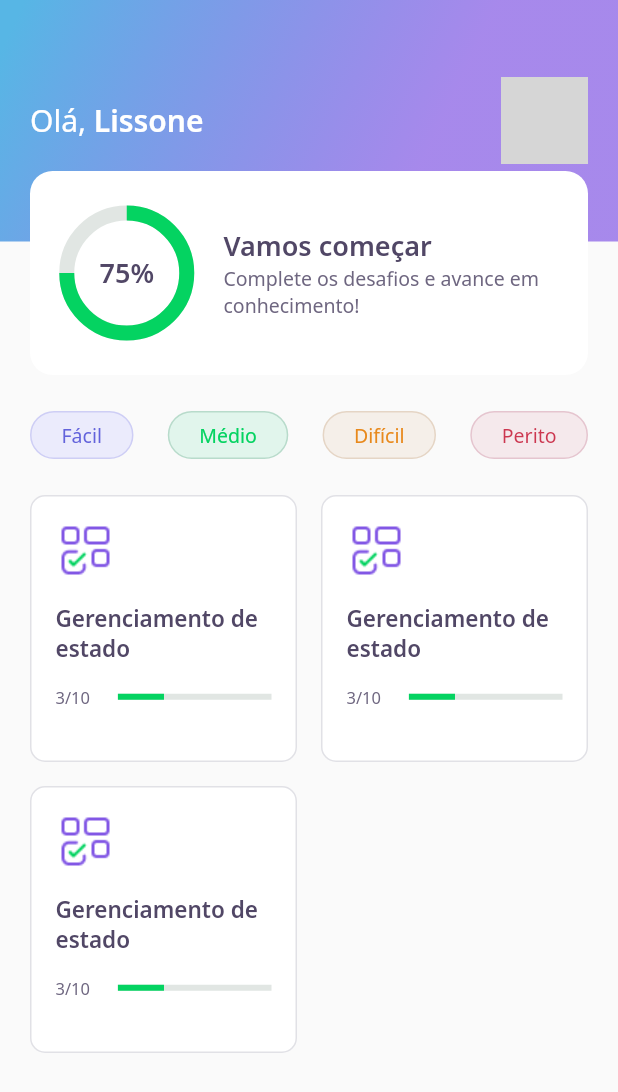
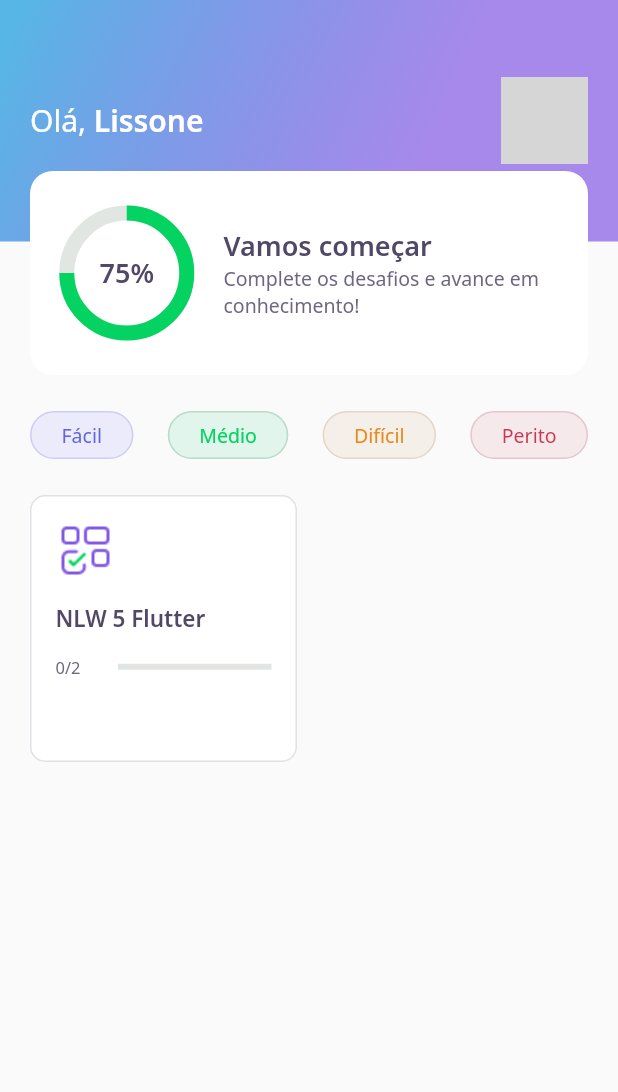
Before and after one commit to Lissone/devquiz, a Flutter app: the HomePage screen opened directly, on a phone screen of 412 x 824 dp. Shown: the top 1092 px of the screen. Run offline on Flutter 3.47's test engine with Material 2 defaults, Android fonts, the phone set to English and light mode, and no system bars; our stand-ins replace google_fonts; accounts and stored records are empty; network calls fail; grey boxes are pictures that could not be loaded.

Commit message:
models and controllers

```diff
--- a/lib/core/app_widget.dart
+++ b/lib/core/app_widget.dart
@@ -8,7 +8,7 @@ class AppWidget extends StatelessWidget {
   Widget build(BuildContext context) {
     return MaterialApp(
       title: "DevQuiz",
-      home: ChallengePage(),
+      home: HomePage(),
     );
   }
 }
--- /dev/null
+++ b/lib/home/home_controller.dart
@@ -0,0 +1,43 @@
+import 'package:DevQuiz/core/app_images.dart';
+import 'package:DevQuiz/home/widgets/home_state.dart';
+import 'package:DevQuiz/shared/models/awnser_model.dart';
+import 'package:DevQuiz/shared/models/question_model.dart';
+import 'package:DevQuiz/shared/models/quiz_model.dart';
+import 'package:DevQuiz/shared/models/user.model.dart';
+
+class HomeController {
+  HomeState state = HomeState.empty;
+
+  UserModel? user;
+  List<QuizModel>? quizzes;
+
+  void getUser() {
+    user = UserModel(
+        name: "Lissone",
+        photoUrl:
+            "https://avatars.githubusercontent.com/u/57052110?s=400&u=3f60caf81f05629983bed45d9eaa3663fd90a390&v=4");
+  }
+
+  void getQuizzes() {
+    quizzes = [
+      QuizModel(
+          title: "NLW 5 Flutter",
+          image: AppImages.blocks,
+          level: Level.facil,
+          questions: [
+            QuestionModel(title: "Está curtindo flutter?", awnsers: [
+              AwnserModel(title: "Estou curtindo"),
+              AwnserModel(title: "Amando Flutter"),
+              AwnserModel(title: "Show de bola"),
+              AwnserModel(title: "Bacana msm", isRight: true),
+            ]),
+            QuestionModel(title: "Está curtindo flutter?", awnsers: [
+              AwnserModel(title: "Estou curtindo"),
+              AwnserModel(title: "Amando Flutter"),
+              AwnserModel(title: "Show de bola"),
+              AwnserModel(title: "Bacana msm", isRight: true),
+            ])
+          ])
+    ];
+  }
+}
--- a/lib/home/home_page.dart
+++ b/lib/home/home_page.dart
@@ -1,3 +1,5 @@
+import 'package:DevQuiz/challenge/widgets/quiz/quiz_widget.dart';
+import 'package:DevQuiz/home/home_controller.dart';
 import 'package:DevQuiz/home/widgets/appbar/app_bar_widget.dart';
 import 'package:DevQuiz/home/widgets/levelButton/level_button_widget.dart';
 import 'package:DevQuiz/home/widgets/quiz_card/quiz_card_widget.dart';
@@ -11,10 +13,19 @@ class HomePage extends StatefulWidget {
 }
 
 class _HomePageState extends State<HomePage> {
+  final homeController = HomeController();
+
+  @override
+  void initState() {
+    super.initState();
+    homeController.getUser();
+    homeController.getQuizzes();
+  }
+
   @override
   Widget build(BuildContext context) {
     return Scaffold(
-      appBar: AppBarWidget(),
+      appBar: AppBarWidget(user: homeController.user!),
       body: Padding(
         padding: const EdgeInsets.symmetric(horizontal: 20),
         child: Column(
@@ -35,11 +46,15 @@ class _HomePageState extends State<HomePage> {
                 crossAxisSpacing: 16,
                 mainAxisSpacing: 16,
                 crossAxisCount: 2,
-                children: [
-                  QuizCardWidget(),
-                  QuizCardWidget(),
-                  QuizCardWidget()
-                ],
+                children: homeController.quizzes!
+                    .map((e) => QuizCardWidget(
+                          title: e.title,
+                          image: e.image,
+                          percent: e.questionAnswered / e.questions.length,
+                          completed:
+                              "${e.questionAnswered}/${e.questions.length}",
+                        ))
+                    .toList(),
               ),
             )
           ],
--- a/lib/home/widgets/appbar/app_bar_widget.dart
+++ b/lib/home/widgets/appbar/app_bar_widget.dart
@@ -2,10 +2,12 @@ import 'package:DevQuiz/core/app_gradients.dart';
 import 'package:DevQuiz/core/app_text_styles.dart';
 import 'package:DevQuiz/home/home_page.dart';
 import 'package:DevQuiz/home/widgets/score_card/score_card_widget.dart';
+import 'package:DevQuiz/shared/models/user.model.dart';
 import 'package:flutter/cupertino.dart';
 
 class AppBarWidget extends PreferredSize {
-  AppBarWidget()
+  final UserModel user;
+  AppBarWidget({required this.user})
       : super(
           preferredSize: Size.fromHeight(250),
           child: Container(
@@ -25,7 +27,7 @@ class AppBarWidget extends PreferredSize {
                             style: AppTextStyles.title,
                             children: [
                               TextSpan(
-                                text: "Lissone",
+                                text: user.name,
                                 style: AppTextStyles.titleBold,
                               ),
                             ])),
@@ -35,8 +37,7 @@ class AppBarWidget extends PreferredSize {
                           decoration: BoxDecoration(
                               borderRadius: BorderRadius.circular(10),
                               image: DecorationImage(
-                                  image: NetworkImage(
-                                      "https://avatars.githubusercontent.com/u/57052110?s=400&u=3f60caf81f05629983bed45d9eaa3663fd90a390&v=4"))),
+                                  image: NetworkImage(user.photoUrl))),
                         )
                       ],
                     ),
--- /dev/null
+++ b/lib/home/widgets/home_state.dart
@@ -0,0 +1,3 @@
+enum HomeState {
+  sucess, loading, error, empty
+}
--- a/lib/home/widgets/quiz_card/quiz_card_widget.dart
+++ b/lib/home/widgets/quiz_card/quiz_card_widget.dart
@@ -5,6 +5,19 @@ import 'package:DevQuiz/shared/widgets/progress_indicator/progress_indicator_wid
 import 'package:flutter/material.dart';
 
 class QuizCardWidget extends StatelessWidget {
+  final String title;
+  final String image;
+  final String completed;
+  final double percent;
+
+  const QuizCardWidget(
+      {Key? key,
+      required this.title,
+      required this.image,
+      required this.completed,
+      required this.percent})
+      : super(key: key);
+
   @override
   Widget build(BuildContext context) {
     return Container(
@@ -19,23 +32,20 @@ class QuizCardWidget extends StatelessWidget {
           Container(
             height: 40,
             width: 40,
-            child: Image.asset(AppImages.blocks),
+            child: Image.asset(image),
           ),
           SizedBox(height: 15),
           Text(
-            "Gerenciamento de estado",
+            title,
             style: AppTextStyles.heading15,
           ),
           SizedBox(height: 15),
           Row(
             children: [
               Expanded(
-                  flex: 1, child: Text("3/10", style: AppTextStyles.body11)),
+                  flex: 1, child: Text(completed, style: AppTextStyles.body11)),
               SizedBox(width: 16),
-              Expanded(
-                flex: 4,
-                child: ProgressIndicatorWidget(value: 0.3)
-              )
+              Expanded(flex: 4, child: ProgressIndicatorWidget(value: percent))
             ],
           )
         ],
--- /dev/null
+++ b/lib/shared/models/awnser_model.dart
@@ -0,0 +1,6 @@
+class AwnserModel {
+  final String title;
+  final bool isRight;
+
+  AwnserModel({required this.title, this.isRight = false});
+}
--- /dev/null
+++ b/lib/shared/models/question_model.dart
@@ -0,0 +1,9 @@
+import 'package:DevQuiz/shared/models/awnser_model.dart';
+
+class QuestionModel {
+  final String title;
+  final List<AwnserModel> awnsers;
+
+  QuestionModel({required this.title, required this.awnsers})
+      : assert(awnsers.length == 4);
+}
--- /dev/null
+++ b/lib/shared/models/quiz_model.dart
@@ -0,0 +1,18 @@
+import 'package:DevQuiz/shared/models/question_model.dart';
+
+enum Level { facil, medio, dificil, perito }
+
+class QuizModel {
+  final String title;
+  final List<QuestionModel> questions;
+  final int questionAnswered;
+  final String image;
+  final Level level;
+
+  QuizModel(
+      {required this.title,
+      required this.questions,
+      this.questionAnswered = 0,
+      required this.image,
+      required this.level});
+}
--- /dev/null
+++ b/lib/shared/models/user.model.dart
@@ -0,0 +1,7 @@
+class UserModel {
+  final String name;
+  final String photoUrl;
+  final int score;
+
+  UserModel({required this.name, required this.photoUrl, this.score = 0});
+}
```
